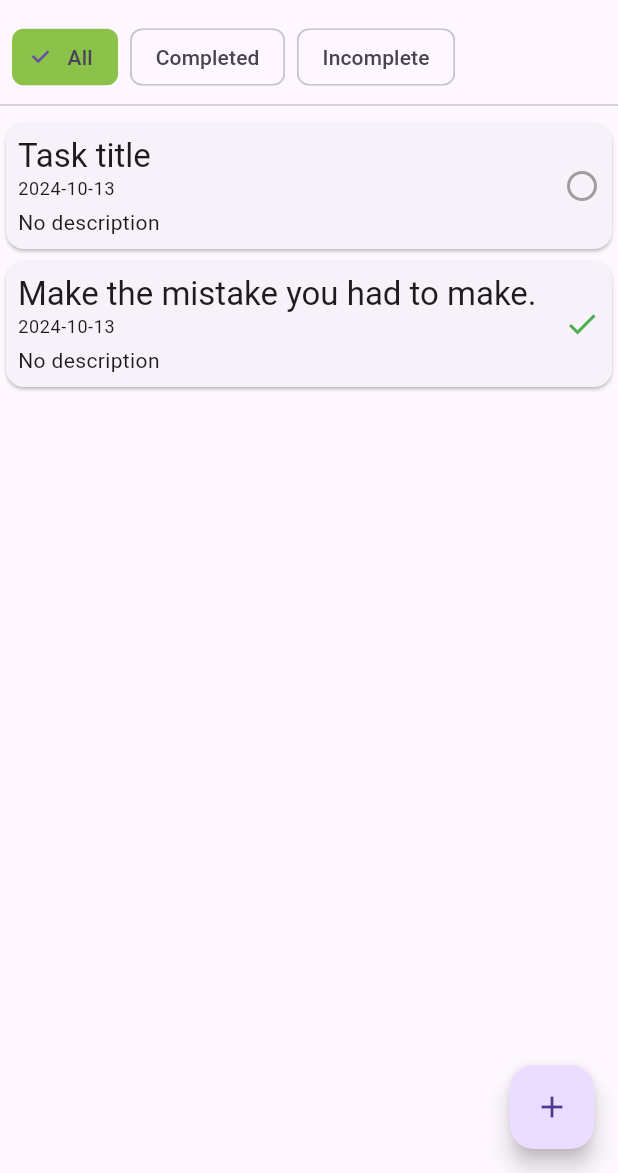
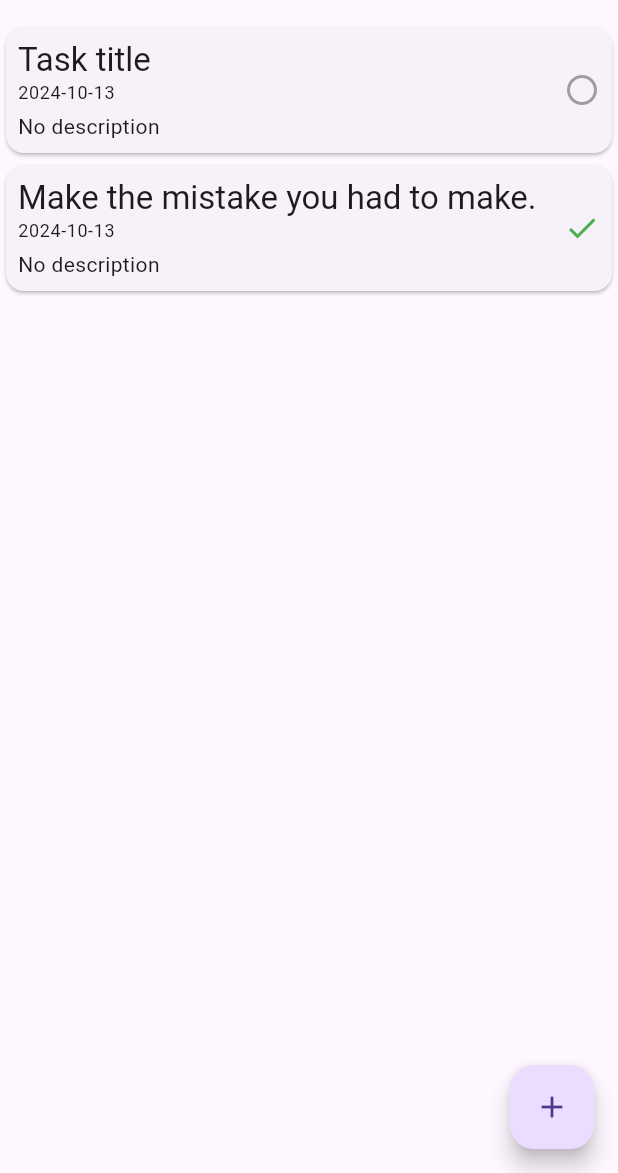
Before and after one commit to talhagozutok/flutter_todo, a Flutter app: the screen it shows after launch, on a phone screen of 412 x 824 dp, the part 63-1236 px from its top. Run offline on Flutter 3.47's test engine with Material 3 defaults, Android fonts, the phone set to English and light mode, and no system bars.

Commit message:
Remove FiltersWidget

```diff
--- a/lib/home/view/home_page.dart
+++ b/lib/home/view/home_page.dart
@@ -14,8 +14,6 @@ class HomePage extends StatelessWidget {
       ),
       body: const Column(
         children: [
-          FiltersWidget(),
-          Divider(),
           Center(
             child: Column(
               children: [
--- a/lib/home/widgets/filters.dart
+++ /dev/null
@@ -1,38 +0,0 @@
-import 'package:flutter/material.dart';
-
-class FiltersWidget extends StatelessWidget {
-  const FiltersWidget({super.key});
-
-  @override
-  Widget build(final BuildContext context) {
-    return SingleChildScrollView(
-      child: Padding(
-        padding: const EdgeInsets.only(left: 8, right: 8),
-        child: Row(
-          children: [
-            InputChip(
-              label: const Text('All'),
-              selected: true,
-              onSelected: (_) => {},
-              selectedColor: true ? Colors.lightGreen : null,
-            ),
-            const SizedBox(width: 8),
-            InputChip(
-              label: const Text('Completed'),
-              selected: false,
-              onSelected: (_) => {},
-              selectedColor: false ? Colors.lightGreen : null,
-            ),
-            const SizedBox(width: 8),
-            InputChip(
-              label: const Text('Incomplete'),
-              selected: false,
-              onSelected: (_) => {},
-              selectedColor: false ? Colors.lightGreen : null,
-            ),
-          ],
-        ),
-      ),
-    );
-  }
-}
--- a/lib/home/widgets/widgets.dart
+++ b/lib/home/widgets/widgets.dart
@@ -1,2 +1 @@
 export 'task_list_tile.dart';
-export 'filters.dart';
```
